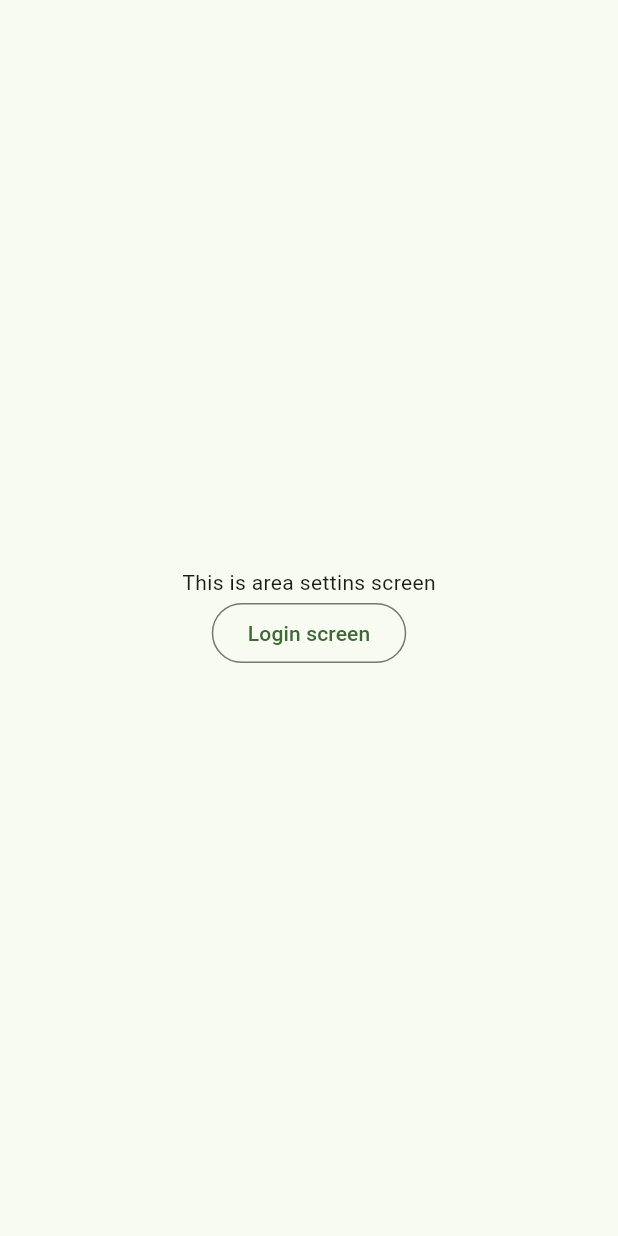
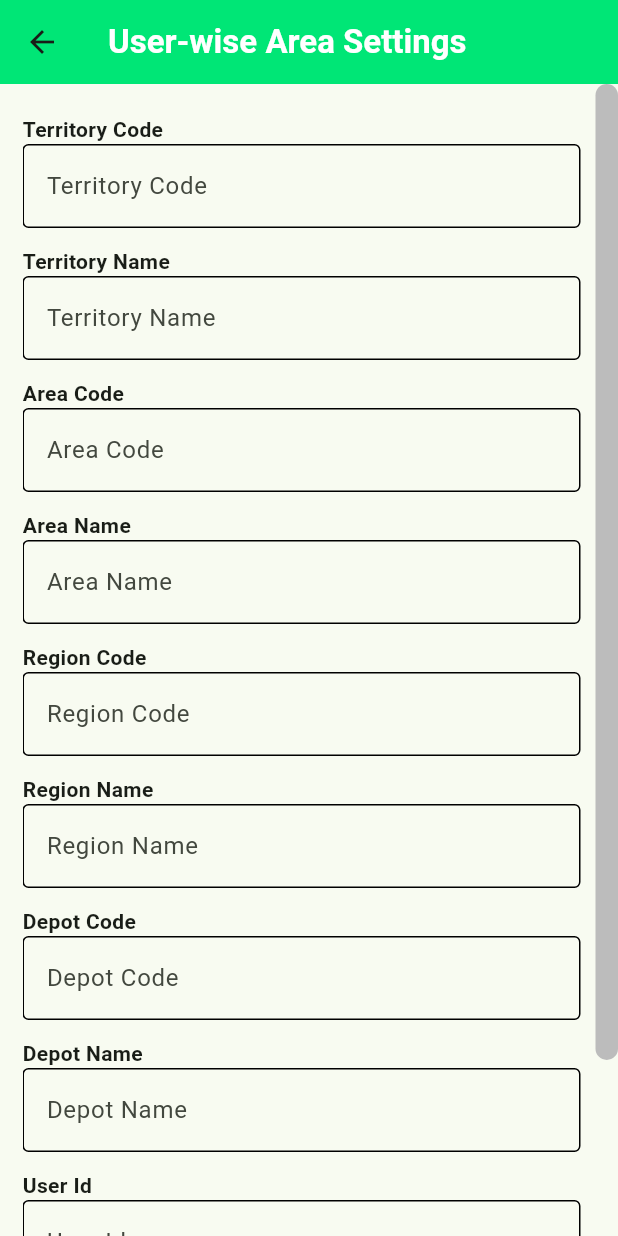
Before and after one commit to RafsanTanveer/app_ziskapharma, a Flutter app: the Areasetting screen opened by its route, on a phone screen of 412 x 824 dp. Run offline on Flutter 3.47's test engine with Material 3 defaults, Android fonts, the phone set to English and light mode, and no system bars.

Commit message:
Add area settings screen

```diff
--- a/lib/main.dart
+++ b/lib/main.dart
@@ -5,6 +5,7 @@ import './screens/mainMgtScreen.dart';
 import './screens/salesMgtScreen.dart';
 import './screens/userInfoScreen.dart';
 import './screens/customerSettingScreen.dart';
+import './screens/areaSetting.dart';
 
 void main() {
   runApp(const MyApp());
@@ -32,6 +33,7 @@ class MyApp extends StatelessWidget {
         "/salesmgt": (context) => Salesmgtscreen(),
         "/userinfo": (context) => Userinfoscreen(),
         "/cstrstts": (context) => CustomerSettingScreen(),
+
       },
       home: Loginscreen(),
     );
--- a/lib/screens/areaSetting.dart
+++ b/lib/screens/areaSetting.dart
@@ -6,20 +6,118 @@ class Areasetting extends StatelessWidget {
   @override
   Widget build(BuildContext context) {
     return Scaffold(
+      appBar: AppBar(
+        title: Text(
+          'User-wise Area Settings',
+          style: TextStyle(
+            color: Colors.white,
+            fontWeight: FontWeight.w700,
+          ),
+        ),
+        backgroundColor: Colors.greenAccent[400],
+      ),
       body: SafeArea(
-          child: Center(
-        child: Column(
-          mainAxisAlignment: MainAxisAlignment.center,
-          children: <Widget>[
-            Text('This is area settins screen'),
-            OutlinedButton(
-                onPressed: () {
-                  Navigator.pushNamed(context, "/loging");
-                },
-                child: Text('Login screen'))
-          ],
+        child: Scrollbar(
+          thumbVisibility: true,
+          thickness: 15,
+          interactive: true,
+          radius: Radius.circular(20),
+          child: Container(
+            margin: EdgeInsets.only(top: 20.0, left: 15, right: 25),
+            child: SingleChildScrollView(
+              child: Column(
+                children: [
+
+                  textFeild("Territory Code", "Territory Code"),
+                  textFeild("Territory Name", "Territory Name"),
+                  textFeild("Area Code", "Area Code"),
+                  textFeild("Area Name", "Area Name"),
+                  textFeild("Region Code", "Region Code"),
+                  textFeild("Region Name", "Region Name"),
+                  textFeild("Depot Code", "Depot Code"),
+                  textFeild("Depot Name", "Depot Name"),
+                  textFeild("User Id", "User Id"),
+
+                  Row(
+                    children: [
+                      Container(
+                          margin: EdgeInsets.only(right: 10),
+                          child: ElevatedButton(
+                              style: ElevatedButton.styleFrom(
+                                backgroundColor: Colors.green,
+                                elevation: 3,
+                                maximumSize: Size(150, 150),
+                                shape: RoundedRectangleBorder(
+                                  borderRadius:
+                                      BorderRadius.circular(12), // <-- Radius
+                                ),
+                                padding: EdgeInsets.symmetric(
+                                    vertical: 10, horizontal: 10),
+                              ),
+                              onPressed: () => {},
+                              child: Text(
+                                'Save',
+                                style: TextStyle(
+                                    color: Colors.white,
+                                    fontWeight: FontWeight.w900,
+                                    fontSize:
+                                        MediaQuery.of(context).size.height *
+                                            .020),
+                              ))),
+                      Container(
+                        margin: EdgeInsets.all(10),
+                        child: ElevatedButton(
+                            style: ElevatedButton.styleFrom(
+                              backgroundColor: Colors.red,
+                              elevation: 3,
+                              maximumSize: Size(150, 150),
+                              shape: RoundedRectangleBorder(
+                                borderRadius:
+                                    BorderRadius.circular(12), // <-- Radius
+                              ),
+                              padding: EdgeInsets.symmetric(
+                                  vertical: 10, horizontal: 10),
+                            ),
+                            onPressed: () =>
+                                {Navigator.pop(context, '/salesmgt')},
+                            child: Text(
+                              'Close',
+                              style: TextStyle(
+                                  color: Colors.white,
+                                  fontWeight: FontWeight.w900,
+                                  fontSize: MediaQuery.of(context).size.height *
+                                      .020),
+                            )),
+                      ),
+                    ],
+                  )
+                ],
+              ),
+            ),
+          ),
         ),
-      )),
+      ),
+    );
+  }
+
+  Widget textFeild(String hint, String title) {
+    return Column(
+      children: [
+        Align(
+          alignment: Alignment.centerLeft,
+          child: Text(
+            title,
+            style: TextStyle(fontWeight: FontWeight.w700),
+          ),
+        ),
+        Container(
+          margin: EdgeInsets.only(bottom: 12),
+          child: TextFormField(
+            decoration: InputDecoration(
+                hintText: hint, enabledBorder: const OutlineInputBorder()),
+          ),
+        ),
+      ],
     );
   }
 }
--- a/lib/screens/salesMgtScreen.dart
+++ b/lib/screens/salesMgtScreen.dart
@@ -72,7 +72,7 @@ class Salesmgtscreen extends StatelessWidget {
                 width: MediaQuery.of(context).size.width * .4,
                 margin: const EdgeInsets.all(5),
                 child: ElevatedButton(
-                  onPressed: () => {},
+                  onPressed: () => {Navigator.pushNamed(context, '/areasetting')},
                   child: Text(
                     "DEFAULT TERRITORY",
                     style: TextStyle(fontSize: MediaQuery.of(context).size.height * .022),
```
Also changed, not shown: 1 other file.
